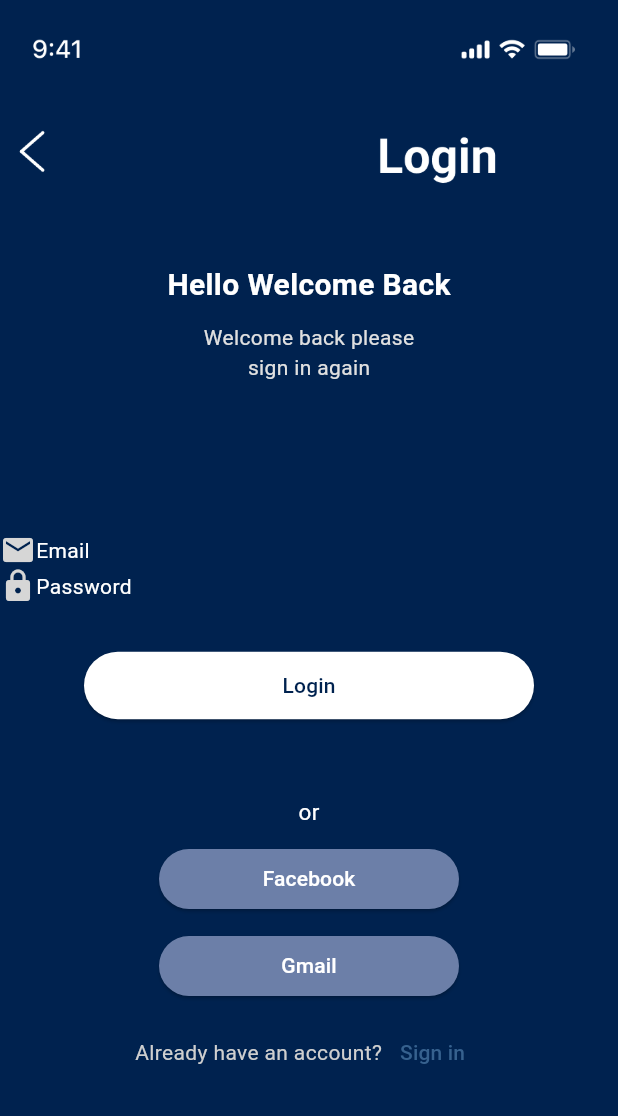
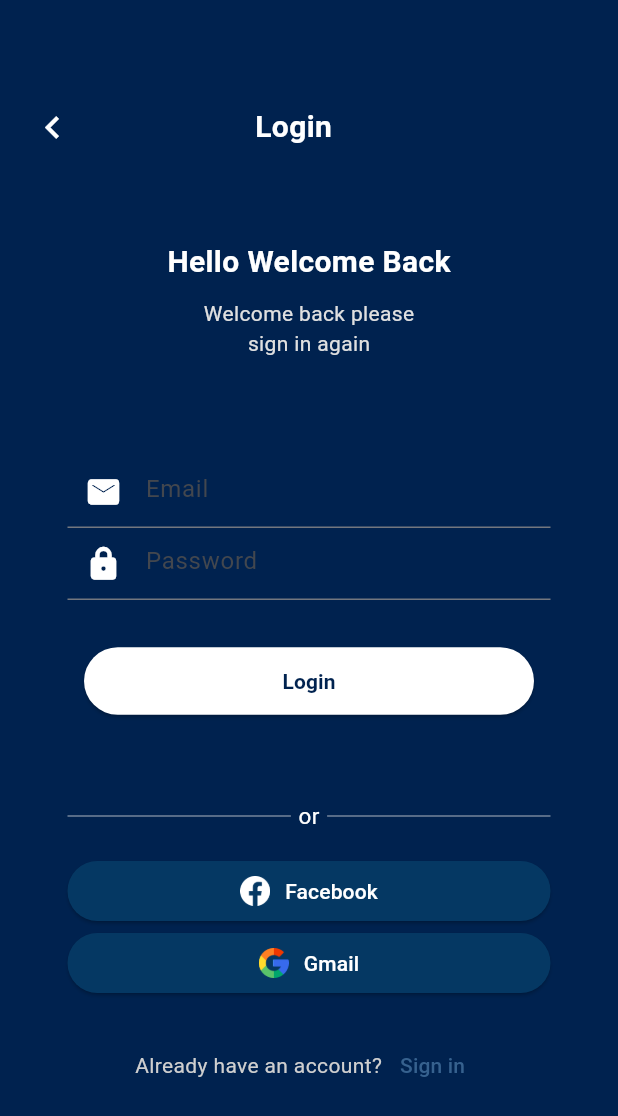
Before and after one commit to mutiaramaze/belajar_flutter_b4, a Flutter app: the screen it shows after launch, on a phone screen of 412 x 824 dp. Shown: the top 1116 px of the screen. Run offline on Flutter 3.47's test engine with Material 3 defaults, Android fonts, the phone set to English and light mode, and no system bars.

Commit message:
tugas_slicing

```diff
--- /dev/null
+++ b/lib/all_tugas/elevatedbutton.dart
@@ -0,0 +1,30 @@
+import 'package:flutter/material.dart';
+
+class ButtonWidget extends StatelessWidget {
+  const ButtonWidget({super.key, required this.image, required this.text});
+
+  final String image;
+  final String text;
+
+  @override
+  Widget build(BuildContext context) {
+    return ElevatedButton(
+      style: ElevatedButton.styleFrom(
+        backgroundColor: const Color.fromARGB(255, 5, 56, 99),
+        minimumSize: Size(500, 40),
+      ),
+      onPressed: () {
+        print("Tekan sekali");
+      },
+
+      child: Row(
+        mainAxisAlignment: MainAxisAlignment.center,
+        children: [
+          Image.asset(image, height: 20),
+          SizedBox(width: 10),
+          Text(text, style: TextStyle(color: Colors.white)),
+        ],
+      ),
+    );
+  }
+}
--- /dev/null
+++ b/lib/all_tugas/textfield.dart
@@ -0,0 +1,20 @@
+import 'package:flutter/material.dart';
+
+class customTextField extends StatelessWidget {
+  const customTextField({super.key, this.hintText, this.prefixIcon});
+
+  final String? hintText;
+  final Widget? prefixIcon;
+
+  @override
+  Widget build(BuildContext context) {
+    return TextField(
+      decoration: InputDecoration(
+        contentPadding: EdgeInsets.all(10),
+        border: UnderlineInputBorder(),
+        hintText: hintText,
+        prefixIcon: prefixIcon,
+      ),
+    );
+  }
+}
--- a/lib/all_tugas/tugas_slicing.dart
+++ b/lib/all_tugas/tugas_slicing.dart
@@ -1,3 +1,5 @@
+import 'package:belajar_flutter_b4/all_tugas/elevatedbutton.dart';
+import 'package:belajar_flutter_b4/all_tugas/textfield.dart';
 import 'package:flutter/foundation.dart';
 import 'package:flutter/material.dart';
 
@@ -11,22 +13,38 @@ class TugasSlicing extends StatefulWidget {
 class _TugasSlicingState extends State<TugasSlicing> {
   @override
   Widget build(BuildContext context) {
-    List<String> text = ["Login", "Facebook", "Gmail"];
     return Scaffold(
       backgroundColor: Color(0xFF00224F),
 
       body: Column(
         crossAxisAlignment: CrossAxisAlignment.center,
+        // mainAxisAlignment: MainAxisAlignment.end,
         children: [
+          SizedBox(height: 50),
           Padding(
-            padding: const EdgeInsets.all(5),
-            child: ListTile(
-              leading: Image(image: AssetImage("assets/images/bar.png")),
+            padding: const EdgeInsets.all(20.0),
+            child: Row(
+              mainAxisAlignment: MainAxisAlignment.center,
+              children: [
+                Icon(
+                  Icons.keyboard_arrow_left_sharp,
+                  color: Colors.white,
+                  size: 30,
+                ),
+                SizedBox(width: 120),
+                Text(
+                  "Login",
+                  style: TextStyle(
+                    color: Colors.white,
+                    fontSize: 20,
+                    fontWeight: FontWeight.bold,
                   ),
                 ),
-          Padding(padding: const EdgeInsets.all(5)),
-          Image(image: AssetImage("assets/images/login.png")),
-          SizedBox(height: 50),
+                Spacer(),
+              ],
+            ),
+          ),
+          SizedBox(height: 40),
           Text(
             "Hello Welcome Back",
             style: TextStyle(
@@ -42,20 +60,27 @@ class _TugasSlicingState extends State<TugasSlicing> {
           ),
           Text("sign in again", style: TextStyle(color: Colors.grey[300])),
 
-          Column(
+          Padding(
+            padding: const EdgeInsets.all(45.0),
+            child: Column(
               children: [
-              Padding(padding: const EdgeInsets.all(50)),
-              Row(
-                children: [
-                  Icon(Icons.mail, color: Colors.grey[350]),
-                  Text("Email", style: TextStyle(color: Colors.white)),
-                ],
+                Padding(padding: const EdgeInsets.all(10)),
+
+                customTextField(
+                  hintText: "Email",
+                  prefixIcon: Icon(
+                    Icons.email,
+                    color: Colors.white,
+                    fontWeight: FontWeight.bold,
                   ),
-              Row(
-                children: [
-                  Icon(Icons.lock, color: Colors.grey[350]),
-                  Text("Password", style: TextStyle(color: Colors.white)),
-                ],
+                ),
+                customTextField(
+                  hintText: "Password",
+                  prefixIcon: Icon(
+                    Icons.lock,
+                    color: Colors.white,
+                    fontWeight: FontWeight.bold,
+                  ),
                 ),
 
                 SizedBox(height: 30),
@@ -71,40 +96,51 @@ class _TugasSlicingState extends State<TugasSlicing> {
                   },
                   child: Text(
                     "Login",
-                  style: TextStyle(color: (Color(0xFF00224F))),
+                    style: TextStyle(
+                      color: (Color(0xFF00224F)),
+                      fontWeight: FontWeight.bold,
+                    ),
                   ),
                 ),
 
                 SizedBox(height: 50),
-              Text("or", style: TextStyle(color: Colors.white, fontSize: 15)),
+
+                Container(
+                  width: 322,
+                  height: 32,
+                  child: Row(
+                    mainAxisAlignment: MainAxisAlignment.center,
+                    children: [
+                      Expanded(
+                        child: Container(
+                          height: 0.5,
+                          color: const Color.fromARGB(255, 230, 230, 230),
+                        ),
+                      ),
+                      SizedBox(width: 5),
+                      Text(
+                        "or",
+                        style: TextStyle(color: Colors.white, fontSize: 15),
+                      ),
+                      SizedBox(width: 5),
+                      Expanded(
+                        child: Container(
+                          height: 0.5,
+                          color: const Color.fromARGB(255, 230, 230, 230),
+                        ),
+                      ),
+                    ],
+                  ),
+                ),
 
                 SizedBox(height: 10),
 
-              ElevatedButton(
-                style: ElevatedButton.styleFrom(
-                  backgroundColor: const Color.fromARGB(255, 108, 127, 168),
-                  minimumSize: Size(200, 40),
+                ButtonWidget(
+                  image: "assets/images/facebook.png",
+                  text: "Facebook",
                 ),
-                onPressed: () {
-                  print("Tekan sekali");
-                  setState(() {});
-                },
-                child: Text("Facebook", style: TextStyle(color: Colors.white)),
-              ),
+                ButtonWidget(image: "assets/images/google.png", text: "Gmail"),
                 SizedBox(height: 10),
-
-              ElevatedButton(
-                style: ElevatedButton.styleFrom(
-                  backgroundColor: const Color.fromARGB(255, 108, 127, 168),
-                  minimumSize: Size(200, 40),
-                ),
-                onPressed: () {
-                  print("Tekan sekali");
-                  setState(() {});
-                },
-
-                child: Text("Gmail", style: TextStyle(color: Colors.white)),
-              ),
 
                 SizedBox(height: 10),
                 Row(
@@ -126,6 +162,7 @@ class _TugasSlicingState extends State<TugasSlicing> {
                 ),
               ],
             ),
+          ),
         ],
       ),
     );
```
Lines whose indentation alone changed are shown as unchanged.
